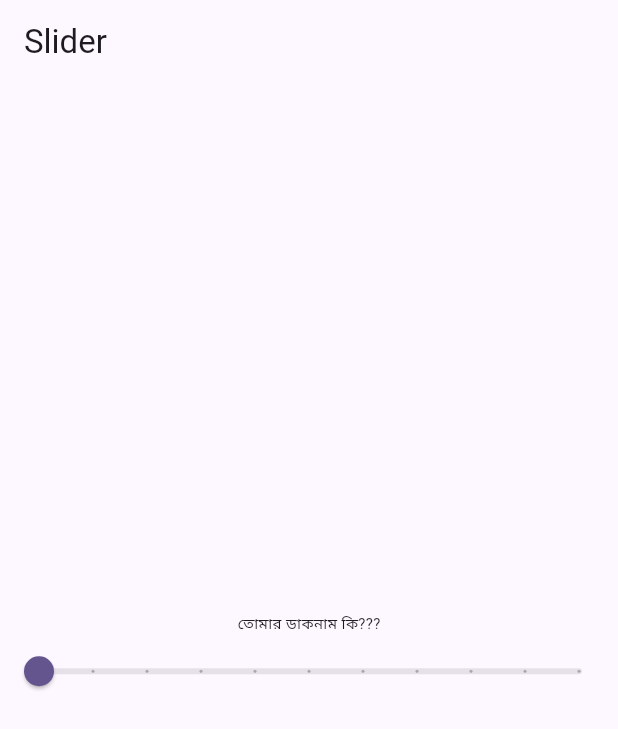
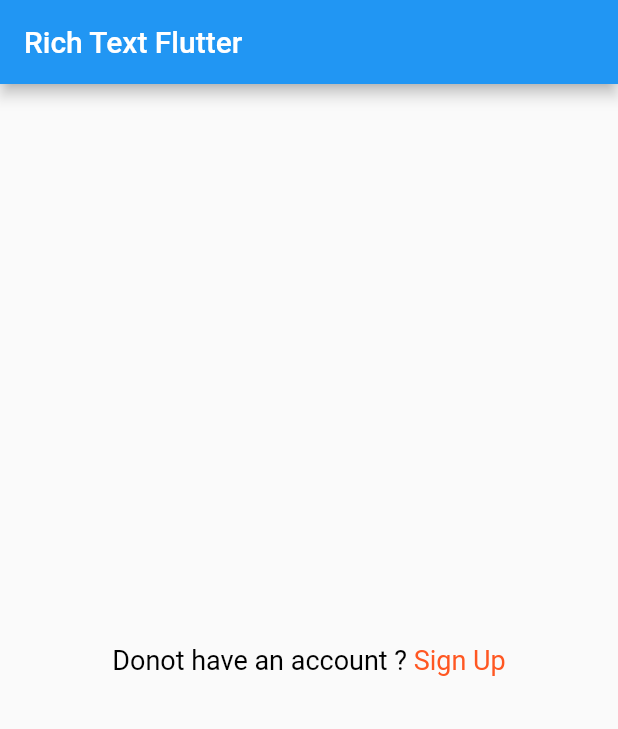
Before and after one commit to mdmanik74/Flutter-Practices, a Flutter app: the screen it shows after launch, on a phone screen of 412 x 824 dp. Shown: the top 729 px of the screen. Run offline on Flutter 3.47's test engine with Material 2 defaults, Android fonts, the phone set to English and light mode, and no system bars.

Commit message:
RichText in flutter

```diff
--- a/lib/main.dart
+++ b/lib/main.dart
@@ -1,3 +1,41 @@
+import 'package:flutter/material.dart';
+void main() => runApp(MyApp());
+ class MyApp extends StatelessWidget {
+   @override
+   Widget build(BuildContext context){
+     return MaterialApp(
+       debugShowCheckedModeBanner: false,
+       home: Scaffold(
+         appBar: AppBar(title: Text('Rich Text Flutter'),),
+         body: Center(
+           child: RichText(text: TextSpan(
+             text: 'Donot have an account ? ',style: TextStyle(color: Colors.black,fontSize: 18),
+             children: [
+               TextSpan(
+                 text: 'Sign Up',
+                 style: TextStyle(color: Colors.deepOrange,fontSize: 18),
+               ),
+             ]
+           ),),
+         ),
+       ),
+     );
+   }
+ }
+
+
+
+
+
+
+
+
+
+
+
+
+
+/*
 import 'package:flutter/material.dart';
 
 void main() => runApp(const SliderApp());
@@ -8,9 +46,10 @@ class SliderApp extends StatelessWidget {
   @override
   Widget build(BuildContext context) {
     return MaterialApp(
+      debugShowCheckedModeBanner: false,
       theme: ThemeData(
         colorSchemeSeed: const Color(0xff6750a4),
-        useMaterial3: true,
+        useMaterial3: false,
       ),
       home: const SliderExample(),
     );
@@ -52,19 +91,7 @@ class _SliderExampleState extends State<SliderExample> {
   }
 }
 
-
-
-
-
-
-
-
-
-
-
-
-
-
+*/
 
 /*
 import 'package:flutter/material.dart';
```
